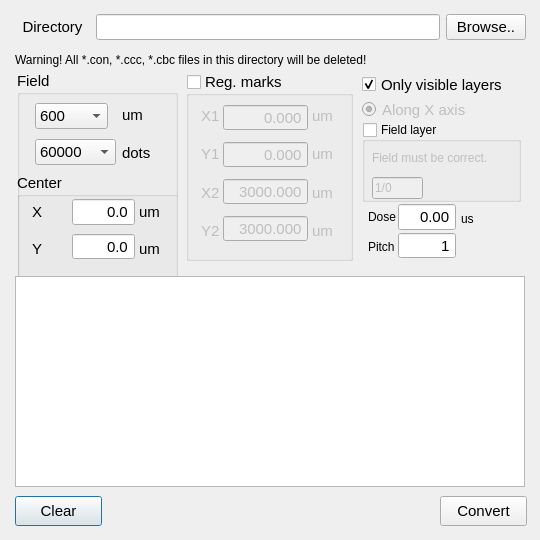
Old version of the form con_creator/dialog.ui in the repository wobbuuu/klayout-macros.
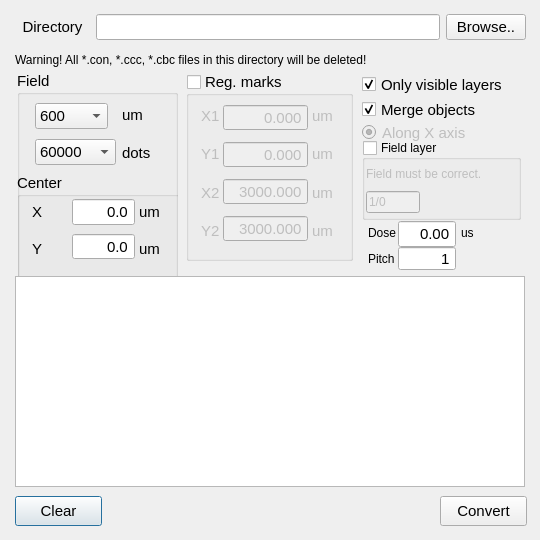
New version of the form.

Commit message: Using Klayout's API to decompose polygons

Patch:
```diff
--- a/con_creator/dialog.ui
+++ b/con_creator/dialog.ui
@@ -176,13 +176,13 @@
     </item>
    </layout>
   </widget>
-  <widget class="QWidget" name="">
+  <widget class="QWidget" name="layoutWidget">
    <property name="geometry">
     <rect>
      <x>362</x>
-     <y>202</y>
+     <y>220</y>
      <width>130</width>
-     <height>59</height>
+     <height>51</height>
     </rect>
    </property>
    <layout class="QHBoxLayout" name="horizontalLayout_5" stretch="0,0,0">
@@ -370,7 +370,7 @@
    <property name="geometry">
     <rect>
      <x>362</x>
-     <y>122</y>
+     <y>140</y>
      <width>159</width>
      <height>80</height>
     </rect>
@@ -387,10 +387,10 @@
    <widget class="QWidget" name="layoutWidget">
     <property name="geometry">
      <rect>
-      <x>10</x>
+      <x>4</x>
       <y>22</y>
-      <width>145</width>
-      <height>55</height>
+      <width>151</width>
+      <height>51</height>
      </rect>
     </property>
     <layout class="QVBoxLayout" name="verticalLayout_15">
@@ -428,7 +428,7 @@
     </layout>
    </widget>
   </widget>
-  <widget class="QWidget" name="">
+  <widget class="QWidget" name="layoutWidget">
    <property name="geometry">
     <rect>
      <x>17</x>
@@ -829,7 +829,7 @@
     </item>
    </layout>
   </widget>
-  <widget class="QWidget" name="">
+  <widget class="QWidget" name="layoutWidget">
    <property name="geometry">
     <rect>
      <x>186</x>
@@ -1247,7 +1247,7 @@
    <property name="geometry">
     <rect>
      <x>362</x>
-     <y>97</y>
+     <y>120</y>
      <width>107</width>
      <height>25</height>
     </rect>
@@ -1270,6 +1270,28 @@
     <bool>false</bool>
    </property>
   </widget>
+  <widget class="QCheckBox" name="merge_flag">
+   <property name="geometry">
+    <rect>
+     <x>362</x>
+     <y>97</y>
+     <width>144</width>
+     <height>25</height>
+    </rect>
+   </property>
+   <property name="font">
+    <font>
+     <pointsize>11</pointsize>
+    </font>
+   </property>
+   <property name="text">
+    <string>Merge objects</string>
+   </property>
+   <property name="checked">
+    <bool>true</bool>
+   </property>
+  </widget>
+  <zorder>along_x_button</zorder>
   <zorder>layoutWidget</zorder>
   <zorder>layoutWidget</zorder>
   <zorder>textEdit</zorder>
```
Left out of the diff: 9 changed lines with no effect on the pictures. The commit also changes 2 other files.
